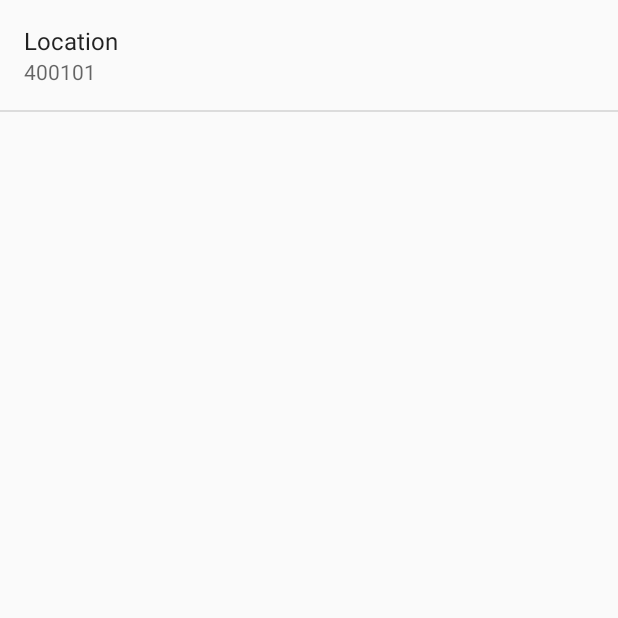
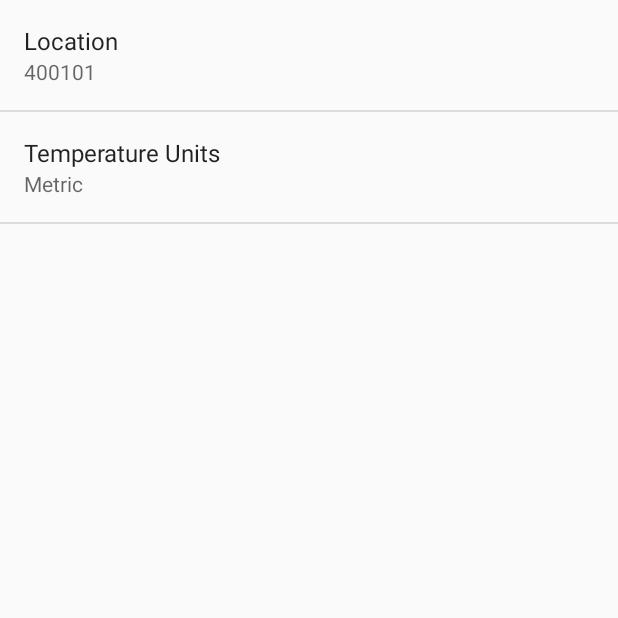
Before and after one commit to shahharshil46/shahharshil46_Git, an Android app: the screen it shows after launch (SettingsActivity), in the options menu, after a tap on "Settings", on a phone screen of 412 x 824 dp, the top half of it. Run offline under Robolectric (Android 15) with nearby library versions, the phone set to English and light mode, and no system bars.

Commit message:
converting between metric and imperial

```diff
--- a/SunShineApp/app/src/main/java/shahharshil46/sunshine/ForecastFragment.java
+++ b/SunShineApp/app/src/main/java/shahharshil46/sunshine/ForecastFragment.java
@@ -2,10 +2,10 @@ package shahharshil46.sunshine;
 
 import android.content.Context;
 import android.content.Intent;
+import android.content.SharedPreferences;
 import android.net.Uri;
 import android.os.AsyncTask;
 import android.os.Bundle;
-import android.preference.Preference;
 import android.preference.PreferenceManager;
 import android.support.v4.app.Fragment;
 import android.text.format.Time;
@@ -33,7 +33,6 @@ import java.net.HttpURLConnection;
 import java.net.URL;
 import java.text.SimpleDateFormat;
 import java.util.ArrayList;
-import java.util.Arrays;
 
 
 /**
@@ -124,24 +123,31 @@ public class ForecastFragment extends Fragment {
         String userLocation = PreferenceManager
                 .getDefaultSharedPreferences(getActivity())
                 .getString(getString(R.string.pref_location_key), getString(R.string.pref_location_default));
+        String temperatureUnit = PreferenceManager
+                .getDefaultSharedPreferences(getActivity())
+                .getString(getString(R.string.pref_temperature_units_key), getString(R.string.pref_temperature_units_metric));
         Log.d(LOG_TAG,"****** User location is "+userLocation);
-        fetchWeatherTask.execute(userLocation);
+        Log.d(LOG_TAG,"****** Temperature Unit is "+temperatureUnit);
+
+        fetchWeatherTask.execute(userLocation, temperatureUnit);
     }
 
     public class FetchWeatherTask extends AsyncTask<String, Void, String[]>{
 
         public final String LOG_TAG = FetchWeatherTask.class.getName();
         String postalCode = "";
+        String temperatureUnit = "";
         @Override
         protected String[] doInBackground(String... strings) {
-            if(strings.length>0)
+            if(strings.length>0) {
                 postalCode = strings[0];
+            }
             else{
-                postalCode="94043";
+                postalCode= getString(R.string.pref_location_default);
             }
             String format = "json";
             int noOfDays = 7;
-            String units = "metrics";
+            String units = getString(R.string.pref_temperature_units_metric);
             try {
 
                 final String baseURL = "http://api.openweathermap.org/data/2.5/forecast/daily?";
@@ -237,12 +243,20 @@ public class ForecastFragment extends Fragment {
     /**
      * Prepare the weather high/lows for presentation.
      */
-    private String formatHighLows(double high, double low) {
+    private String formatHighLows(double high, double low, String unitType) {
+
+        if (unitType.equals(getString(R.string.pref_temperature_units_imperial))) {
+            high = (high * 1.8) + 32;
+            low = (low * 1.8) + 32;
+        } else if (!unitType.equals(getString(R.string.pref_temperature_units_metric))) {
+            Log.d(LOG_TAG, "Unit type not found: " + unitType);
+        }
+
         // For presentation, assume the user doesn't care about tenths of a degree.
         long roundedHigh = Math.round(high);
         long roundedLow = Math.round(low);
 
-        String highLowStr = roundedHigh + "/" + roundedLow;
+        String highLowStr = roundedHigh + " / " + roundedLow;
         return highLowStr;
     }
 
@@ -285,6 +299,13 @@ public class ForecastFragment extends Fragment {
         dayTime = new Time();
 
         String[] resultStrs = new String[numDays];
+
+        SharedPreferences sharedPrefs =
+                PreferenceManager.getDefaultSharedPreferences(getActivity());
+
+        String unitType = sharedPrefs.getString(
+                getString(R.string.pref_temperature_units_key),
+                getString(R.string.pref_temperature_units_metric));
         for(int i = 0; i < weatherArray.length(); i++) {
             // For now, using the format "Day, description, hi/low"
             String day;
@@ -312,7 +333,7 @@ public class ForecastFragment extends Fragment {
             double high = temperatureObject.getDouble(OWM_MAX);
             double low = temperatureObject.getDouble(OWM_MIN);
 
-            highAndLow = formatHighLows(high, low);
+            highAndLow = formatHighLows(high, low, unitType);
             resultStrs[i] = day + " - " + description + " - " + highAndLow;
         }
 
--- a/SunShineApp/app/src/main/java/shahharshil46/sunshine/SettingsActivity.java
+++ b/SunShineApp/app/src/main/java/shahharshil46/sunshine/SettingsActivity.java
@@ -31,6 +31,7 @@ public class SettingsActivity extends PreferenceActivity
         // updated when the preference changes.
         // TODO: Add preferences
         bindPreferenceSummaryToValue(findPreference(getString(R.string.pref_location_key)));
+        bindPreferenceSummaryToValue(findPreference(getString(R.string.pref_temperature_units_key)));
     }
 
     /**
--- /dev/null
+++ b/SunShineApp/app/src/main/res/values/arrays.xml
@@ -0,0 +1,12 @@
+<?xml version="1.0" encoding="utf-8"?>
+<resources>
+    <string-array name="temperatureUnitsOptions">
+        <item>Metric</item>
+        <item>Imperial</item>
+    </string-array>
+
+    <string-array name="temperatureUnitsValues">
+        <item>@string/pref_temperature_units_metric</item>
+        <item>Imperial</item>
+    </string-array>
+</resources>
--- a/SunShineApp/app/src/main/res/values/strings.xml
+++ b/SunShineApp/app/src/main/res/values/strings.xml
@@ -8,5 +8,9 @@
     <string name="pref_location_label" translatable="false">Location</string>
     <string name="pref_location_key" translatable="false">location</string>
     <string name="pref_location_default" translatable="false">400101</string>
+    <string name="pref_temperature_units_label" translatable="false">Temperature Units</string>
+    <string name="pref_temperature_units_key" translatable="false">temperature_units</string>
+    <string name="pref_temperature_units_metric" translatable="false">Metric</string>
+    <string name="pref_temperature_units_imperial" translatable="false">Imperial</string>
 
 </resources>
--- a/SunShineApp/app/src/main/res/xml/pref_general.xml
+++ b/SunShineApp/app/src/main/res/xml/pref_general.xml
@@ -8,5 +8,14 @@
         android:inputType="text"
         android:singleLine="true"
         />
+    <ListPreference
+        android:title="@string/pref_temperature_units_label"
+        android:key="@string/pref_temperature_units_key"
+        android:entries="@array/temperatureUnitsOptions"
+        android:entryValues="@array/temperatureUnitsValues"
+        android:defaultValue="@string/pref_temperature_units_metric"
+        >
+
+    </ListPreference>
 
 </PreferenceScreen>
```
